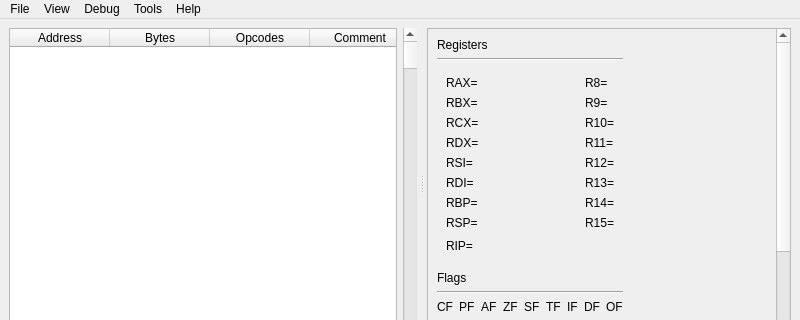
Above: GUI/MemoryViewerWindow.ui from korcankaraokcu/PINCE before the change; both pictures show x 0 to 800 and y 0 to 320 of the 800 by 600 pixel window. Below: the same form after it.
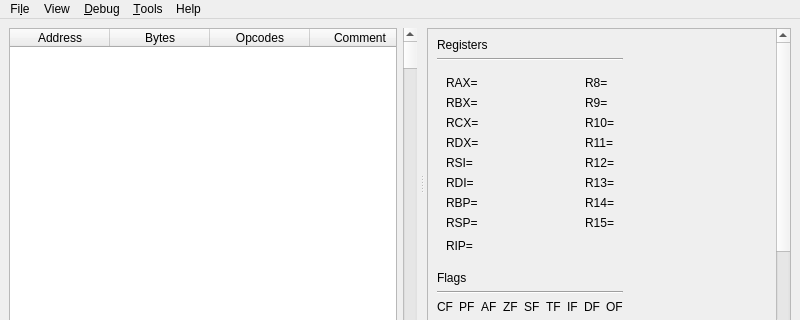
That is the form after the change. Custom widgets are drawn as their Qt base class.

What changed in the file:
```diff
--- a/GUI/MemoryViewerWindow.ui
+++ b/GUI/MemoryViewerWindow.ui
@@ -1277,7 +1277,7 @@
      <x>0</x>
      <y>0</y>
      <width>800</width>
-     <height>22</height>
+     <height>30</height>
     </rect>
    </property>
    <widget class="QMenu" name="menuView">
@@ -1293,7 +1293,7 @@
    </widget>
    <widget class="QMenu" name="menuDebug">
     <property name="title">
-     <string>Debug</string>
+     <string>&amp;Debug</string>
     </property>
     <addaction name="actionRun"/>
     <addaction name="actionBreak"/>
@@ -1306,7 +1306,7 @@
    </widget>
    <widget class="QMenu" name="menuTools">
     <property name="title">
-     <string>Tools</string>
+     <string>&amp;Tools</string>
     </property>
     <addaction name="actionInject_so_file"/>
     <addaction name="actionCall_Function"/>
@@ -1315,7 +1315,7 @@
    </widget>
    <widget class="QMenu" name="menuFile">
     <property name="title">
-     <string>File</string>
+     <string>Fi&amp;le</string>
     </property>
     <addaction name="actionLoad_Trace"/>
    </widget>
```
Left out of the diff: 53 changed lines with no effect on the pictures.
